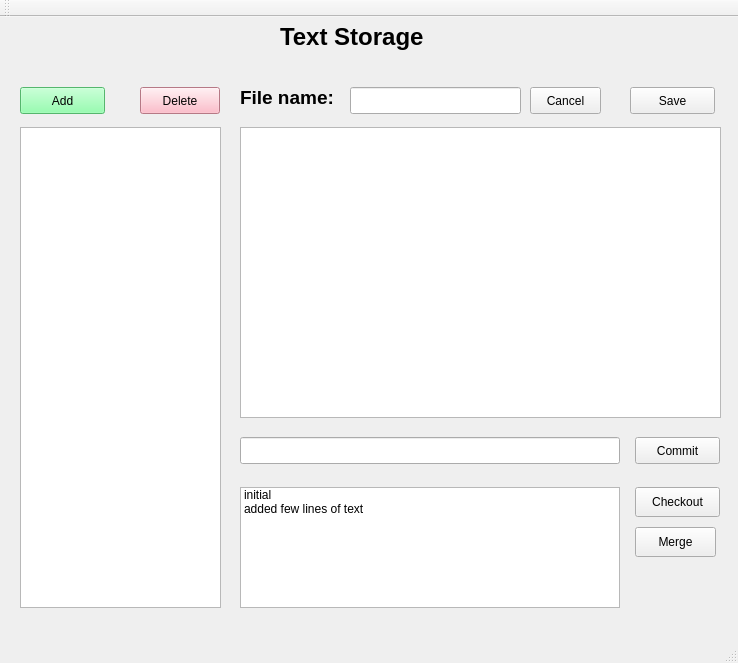
First picture: the form in Kurs_qt/mainwindow.ui, repository Garraty16/TextStorage, before the edit.
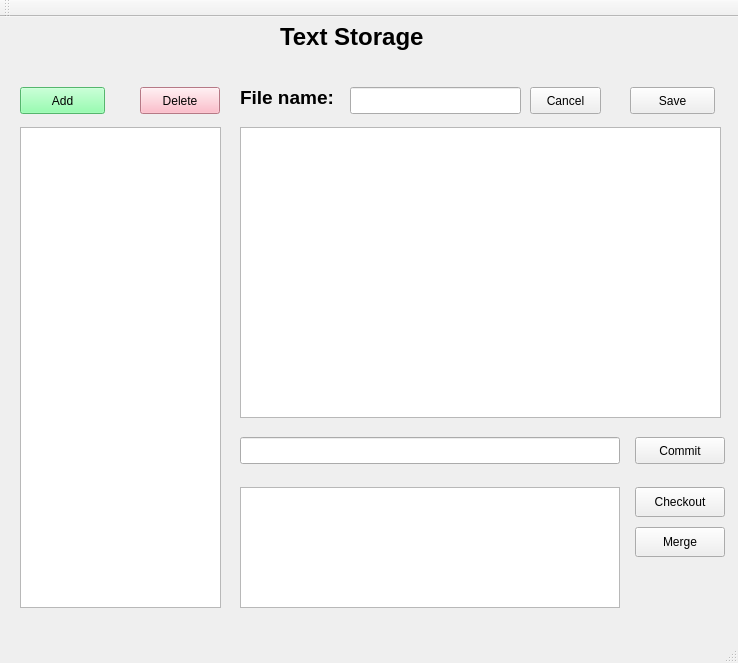
Second picture: the form after the edit.

Diff of the .ui file:
```diff
--- a/Kurs_qt/mainwindow.ui
+++ b/Kurs_qt/mainwindow.ui
@@ -114,7 +114,7 @@
      <rect>
       <x>635</x>
       <y>420</y>
-      <width>85</width>
+      <width>90</width>
       <height>27</height>
      </rect>
     </property>
@@ -131,23 +131,13 @@
       <height>121</height>
      </rect>
     </property>
-    <item>
-     <property name="text">
-      <string>initial</string>
-     </property>
-    </item>
-    <item>
-     <property name="text">
-      <string>added few lines of text</string>
-     </property>
-    </item>
    </widget>
    <widget class="QPushButton" name="btnMerge">
     <property name="geometry">
      <rect>
       <x>635</x>
       <y>510</y>
-      <width>81</width>
+      <width>90</width>
       <height>30</height>
      </rect>
     </property>
@@ -160,7 +150,7 @@
      <rect>
       <x>635</x>
       <y>470</y>
-      <width>85</width>
+      <width>90</width>
       <height>30</height>
      </rect>
     </property>
```
